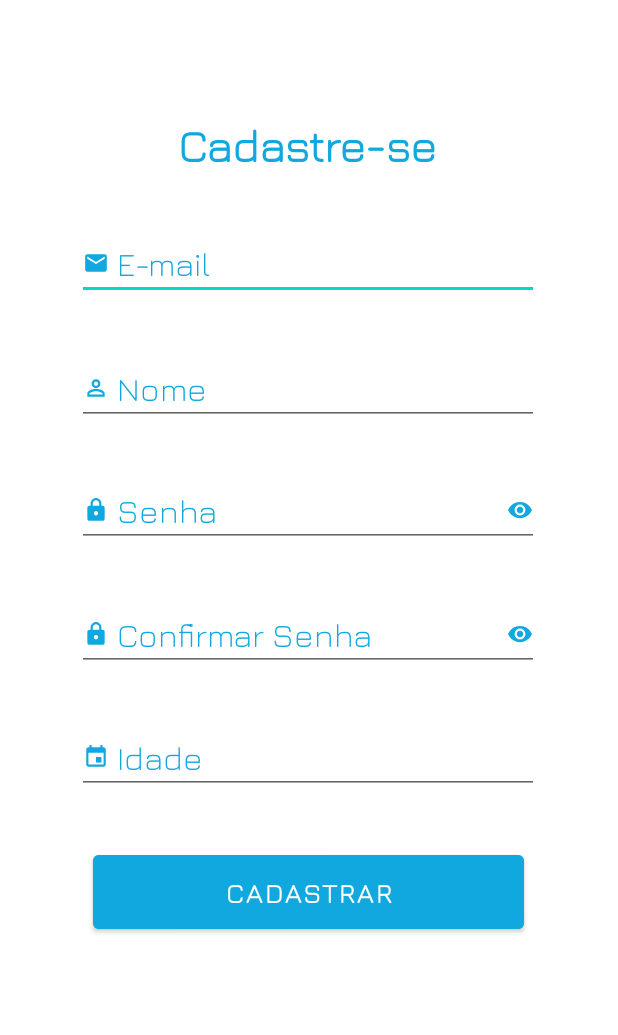
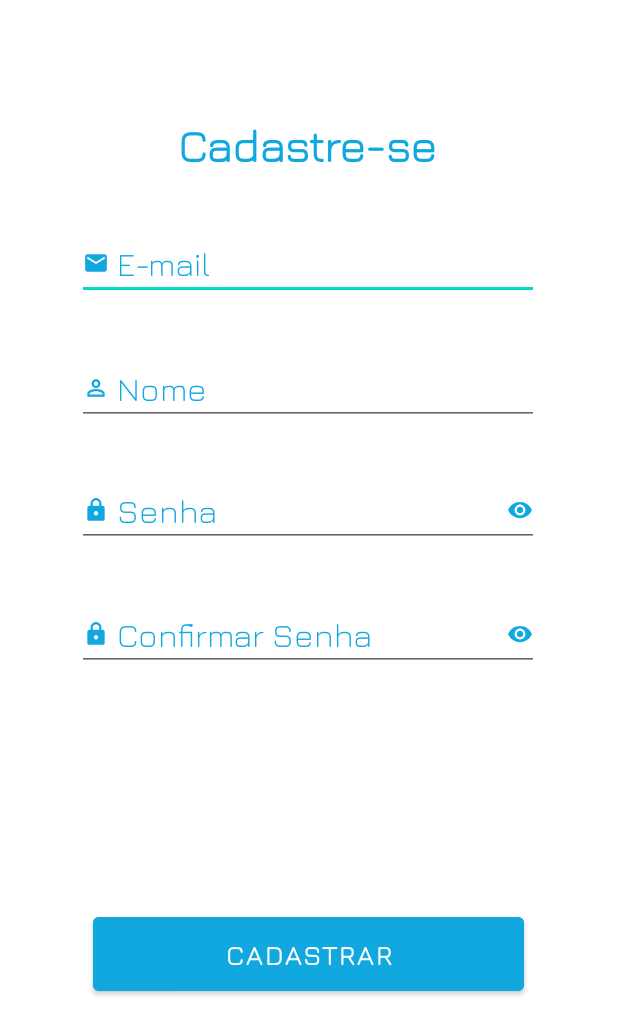
Before and after one commit to Up-Move/Front-end, an Android app: the Register screen opened directly, with no data from a screen before it, on a phone screen of 412 x 824 dp. Shown: the top 1035 px of the screen. Run offline under Robolectric (Android 15) with nearby library versions, the phone set to English and light mode, and no system bars; our stand-ins replace Volley; network calls fail.

```diff
--- a/vagainclusiva/app/src/main/res/layout/activity_map.xml
+++ b/vagainclusiva/app/src/main/res/layout/activity_map.xml
@@ -14,7 +14,7 @@
         mapbox:mapbox_cameraTargetLat = "37.7749"
         mapbox:mapbox_cameraTargetLng = "-122.4194"
         mapbox:mapbox_styleUrl = "mapbox://styles/mapbox/streets-v10"
-        mapbox:mapbox_cameraZoom = "12"
+        mapbox:mapbox_cameraZoom = "15.5"
         />
 
 </androidx.constraintlayout.widget.ConstraintLayout>
--- a/vagainclusiva/app/src/main/res/layout/activity_register.xml
+++ b/vagainclusiva/app/src/main/res/layout/activity_register.xml
@@ -40,25 +40,6 @@
         app:layout_constraintStart_toStartOf="parent"
         app:layout_constraintTop_toTopOf="parent"
         app:layout_constraintVertical_bias="0.196" />
-
-    <EditText
-        android:id="@+id/inputAge"
-        android:layout_width="308dp"
-        android:layout_height="48dp"
-        android:drawableLeft="@drawable/calendar"
-        android:ems="5"
-        android:fontFamily="@font/jura"
-        android:hint=" Idade"
-        android:lineHeight="21dp"
-        android:textAppearance="@style/input"
-        android:textColor="@color/primary"
-        android:textColorHint="@color/primary"
-        app:layout_constraintBottom_toBottomOf="parent"
-        app:layout_constraintEnd_toEndOf="parent"
-        app:layout_constraintHorizontal_bias="0.495"
-        app:layout_constraintStart_toStartOf="parent"
-        app:layout_constraintTop_toTopOf="parent"
-        app:layout_constraintVertical_bias="0.62" />
 
     <EditText
         android:id="@+id/inputName"
@@ -125,18 +106,16 @@
         android:id="@+id/btnRegister"
         android:layout_width="287dp"
         android:layout_height="61dp"
-        android:layout_marginTop="76dp"
+        android:backgroundTint="@color/primary"
+        android:fontFamily="@font/jura"
         android:text="Cadastrar"
-        android:fontFamily="@font/jura"
+        android:textSize="18dp"
         android:textStyle="bold"
-        android:textSize="18dp"
-        android:backgroundTint="@color/primary"
         app:layout_constraintBottom_toBottomOf="parent"
         app:layout_constraintEnd_toEndOf="parent"
         app:layout_constraintHorizontal_bias="0.498"
         app:layout_constraintStart_toStartOf="parent"
-        app:layout_constraintTop_toTopOf="@+id/inputAge"
-        app:layout_constraintVertical_bias="0.032" />
+        app:layout_constraintTop_toBottomOf="@+id/inputConfirmPassword" />
 
 
 </androidx.constraintlayout.widget.ConstraintLayout>
```
Also changed, not shown: vagainclusiva/app/src/main/java/ifsp/spo/edu/vagainclusiva/Map.java (+85 -1 lines).
